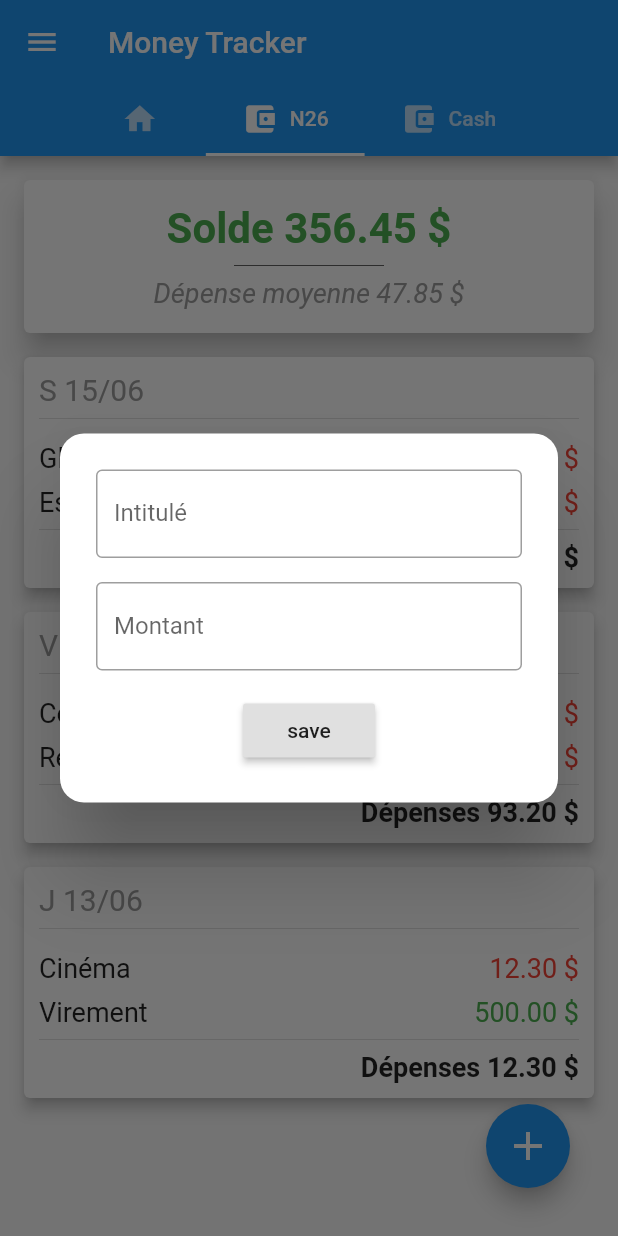
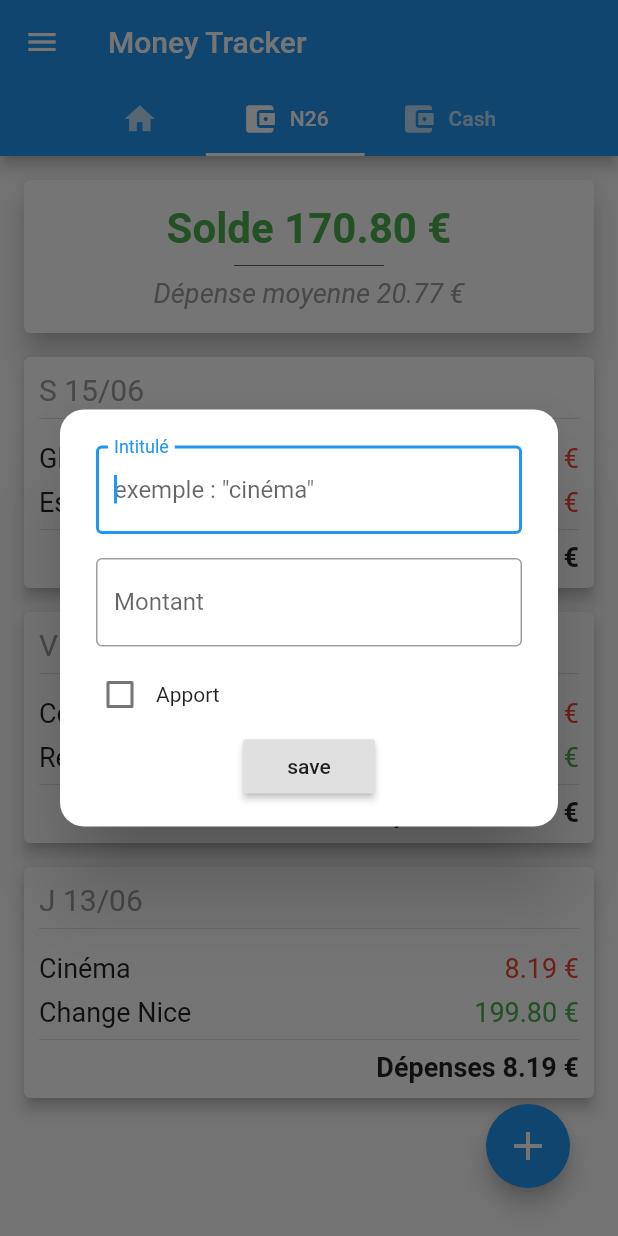
Before and after one commit to AlexBolot/MoneyTracker, a Flutter app: the screen it shows after launch, tab 2 chosen, after a tap on the "add" icon, on a phone screen of 412 x 824 dp. Run offline on Flutter 3.47's test engine with Material 2 defaults, Android fonts, the phone set to English and light mode, and no system bars.

Commit message:
Fixing register of new Entries :)

```diff
--- a/lib/main.dart
+++ b/lib/main.dart
@@ -1,5 +1,8 @@
 import 'package:flutter/material.dart';
+import 'package:money_tracker/model/day_entry.dart';
+import 'package:money_tracker/model/entry.dart';
 import 'package:money_tracker/model/static_currency.dart';
+import 'package:money_tracker/model/wallet.dart';
 import 'package:money_tracker/views/global_view.dart';
 import 'package:money_tracker/views/splash_screen.dart';
 import 'package:money_tracker/views/currency_setting_view.dart';
@@ -37,3 +40,48 @@ String toFirstUpper(String string) {
 }
 
 double sum(double a, double b) => a + b;
+
+List<Wallet> wallets = [
+  Wallet(
+    name: 'N26',
+    iconData: Icons.account_balance_wallet,
+    isSecondaryCurrency: true,
+    hasBalance: false,
+    start: DateTime.now(),
+    dayEntries: [
+      DayEntry(dateTime: DateTime.now(), entries: [
+        Entry(name: 'Glaces', amount: 2.3),
+        Entry(name: 'Escence', amount: 35.75),
+      ]),
+      DayEntry(dateTime: DateTime.now().add(Duration(days: -1)), entries: [
+        Entry(name: 'Courses', amount: 43.2),
+        Entry(name: 'Retrait', amount: 50, isIncome: true),
+      ]),
+      DayEntry(dateTime: DateTime.now().add(Duration(days: -2)), entries: [
+        Entry(name: 'Cinéma', amount: 12.3),
+        Entry(name: 'Change Nice', amount: 300, isIncome: true),
+      ]),
+    ],
+  ),
+  Wallet(
+    name: 'Cash',
+    iconData: Icons.account_balance_wallet,
+    isSecondaryCurrency: false,
+    hasBalance: true,
+    start: DateTime.now(),
+    dayEntries: [
+      DayEntry(dateTime: DateTime.now().add(Duration(days: -1)), entries: [
+        Entry(name: 'Glaces', amount: 2.3),
+        Entry(name: 'Escence', amount: 35.75),
+      ]),
+      DayEntry(dateTime: DateTime.now().add(Duration(days: -2)), entries: [
+        Entry(name: 'Courses', amount: 43.2),
+        Entry(name: 'Retrait', amount: 50),
+      ]),
+      DayEntry(dateTime: DateTime.now().add(Duration(days: -3)), entries: [
+        Entry(name: 'Cinéma', amount: 12.3),
+        Entry(name: 'Virement', amount: 500, isIncome: true),
+      ]),
+    ],
+  ),
+];
--- a/lib/model/day_entry.dart
+++ b/lib/model/day_entry.dart
@@ -6,7 +6,10 @@ class DayEntry extends Comparable<DayEntry> {
   DateTime dateTime;
 
   double get totalSpent {
-    return entries.where((entry) => entry.isSpending).map((entry) => entry.amount).reduce(sum);
+    List<Entry> spendings = entries.where((entry) => entry.isSpending).toList();
+
+    if(spendings.isEmpty) return 0;
+    return spendings.map((entry) => entry.amount).reduce(sum);
   }
 
   double get totalIncome {
@@ -25,4 +28,11 @@ class DayEntry extends Comparable<DayEntry> {
 
   @override
   int compareTo(DayEntry other) => -dateTime.compareTo(other.dateTime);
+
+  @override
+  String toString() {
+    return '$dateTime';
+  }
+
+
 }
--- a/lib/model/entry.dart
+++ b/lib/model/entry.dart
@@ -14,4 +14,10 @@ class Entry {
     this.factor = isIncome ? 1 : -1;
     this.dateTime ??= DateTime.now();
   }
+
+  @override
+  String toString() {
+    return 'Entry{name: $name, amount: $amount}';
+  }
+
 }
--- a/lib/model/wallet.dart
+++ b/lib/model/wallet.dart
@@ -30,7 +30,9 @@ class Wallet {
     if (dayEntries.first.isToday)
       dayEntries.first.entries.add(entry);
     else
-      dayEntries.insert(0, DayEntry(dateTime: DateTime.now(), entries: [entry]));
+      dayEntries.add(DayEntry(dateTime: DateTime.now(), entries: [entry]));
+
+    dayEntries.sort();
   }
 
   double averageSpending() {
--- a/lib/views/global_view.dart
+++ b/lib/views/global_view.dart
@@ -1,4 +1,5 @@
 import 'package:flutter/material.dart';
+import 'package:money_tracker/main.dart';
 import 'package:money_tracker/model/day_entry.dart';
 import 'package:money_tracker/model/entry.dart';
 import 'package:money_tracker/model/wallet.dart';
@@ -20,51 +21,6 @@ class GlobalView extends StatefulWidget {
 
 class _GlobalViewState extends State<GlobalView> with SingleTickerProviderStateMixin {
   TabController tabController;
-
-  List<Wallet> wallets = [
-    Wallet(
-      name: 'N26',
-      iconData: Icons.account_balance_wallet,
-      isSecondaryCurrency: false,
-      hasBalance: true,
-      start: DateTime.now(),
-      dayEntries: [
-        DayEntry(dateTime: DateTime.now(), entries: [
-          Entry(name: 'Glaces', amount: 2.3),
-          Entry(name: 'Escence', amount: 35.75),
-        ]),
-        DayEntry(dateTime: DateTime.now().add(Duration(days: -1)), entries: [
-          Entry(name: 'Courses', amount: 43.2),
-          Entry(name: 'Retrait', amount: 50),
-        ]),
-        DayEntry(dateTime: DateTime.now().add(Duration(days: -2)), entries: [
-          Entry(name: 'Cinéma', amount: 12.3),
-          Entry(name: 'Virement', amount: 500, isIncome: true),
-        ]),
-      ],
-    ),
-    Wallet(
-      name: 'Cash',
-      iconData: Icons.account_balance_wallet,
-      isSecondaryCurrency: true,
-      hasBalance: false,
-      start: DateTime.now(),
-      dayEntries: [
-        DayEntry(dateTime: DateTime.now(), entries: [
-          Entry(name: 'Glaces', amount: 2.3),
-          Entry(name: 'Escence', amount: 35.75),
-        ]),
-        DayEntry(dateTime: DateTime.now().add(Duration(days: -1)), entries: [
-          Entry(name: 'Courses', amount: 43.2),
-          Entry(name: 'Retrait', amount: 50, isIncome: true),
-        ]),
-        DayEntry(dateTime: DateTime.now().add(Duration(days: -2)), entries: [
-          Entry(name: 'Cinéma', amount: 12.3),
-          Entry(name: 'Change Nice', amount: 300, isIncome: true),
-        ]),
-      ],
-    ),
-  ];
 
   @override
   void initState() {
--- a/lib/views/wallet_view.dart
+++ b/lib/views/wallet_view.dart
@@ -1,8 +1,8 @@
 import 'package:flutter/material.dart';
-import 'package:money_tracker/main.dart';
-import 'package:money_tracker/model/static_currency.dart';
+import 'package:money_tracker/model/entry.dart';
 import 'package:money_tracker/model/day_entry.dart';
 import 'package:money_tracker/model/wallet.dart';
+import 'package:money_tracker/widgets/add_entry_dialogue.dart';
 import 'package:money_tracker/widgets/day_card.dart';
 import 'package:money_tracker/widgets/money_text.dart';
 
@@ -23,73 +23,29 @@ class _WalletViewState extends State<WalletView> {
 
   @override
   void initState() {
-    entries = widget.wallet.dayEntries;
     isSecondary = widget.wallet.isSecondaryCurrency;
-
     super.initState();
   }
 
   @override
   Widget build(BuildContext context) {
+    entries = widget.wallet.dayEntries;
+
     return Stack(
       alignment: Alignment(1, 1),
       children: <Widget>[
         Container(
-          child: ListView(
-            children: buildItems(),
-          ),
+          child: ListView(children: buildItems()),
         ),
         Padding(
           padding: const EdgeInsets.all(32.0),
           child: FloatingActionButton(
             tooltip: "Ajouter un mouvement",
             child: Icon(Icons.add, size: 32),
-            onPressed: () {
-              showDialog(
-                context: context,
-                builder: (context) {
-                  return Dialog(
-                    shape: RoundedRectangleBorder(borderRadius: BorderRadius.circular(16)),
-                    child: Padding(
-                      padding: const EdgeInsets.all(16.0),
-                      child: Column(
-                        mainAxisSize: MainAxisSize.min,
-                        children: <Widget>[
-                          Padding(
-                            padding: const EdgeInsets.all(8.0),
-                            child: TextField(
-                              decoration: InputDecoration(
-                                labelText: 'Intitulé',
-                                border: OutlineInputBorder(),
-                                hintText: 'exemple : "cinéma"',
-                              ),
-                            ),
-                          ),
-                          Padding(
-                            padding: const EdgeInsets.all(8.0),
-                            child: TextField(
-                              decoration: InputDecoration(
-                                labelText: 'Montant',
-                                border: OutlineInputBorder(),
-                                hintText: 'exemple : "3.25"',
-                              ),
-                            ),
-                          ),
-                          Padding(
-                            padding: const EdgeInsets.all(8.0),
-                            child: RaisedButton(
-                              child: Text('save'),
-                              onPressed: () {
-                                Navigator.of(context).pop();
-                              },
-                            ),
-                          ),
-                        ],
-                      ),
-                    ),
-                  );
-                },
-              );
+            onPressed: () async {
+              Entry res = await showDialog(context: context, builder: (context) => AddEntryDialogue());
+              widget.wallet.addEntry(res);
+              setState(() {});
             },
           ),
         ),
@@ -108,6 +64,8 @@ class _WalletViewState extends State<WalletView> {
         isSecondary: isSecondary,
       ));
     }
+
+    items.add(Container(height: 110));
 
     return items;
   }
--- /dev/null
+++ b/lib/widgets/add_entry_dialogue.dart
@@ -0,0 +1,78 @@
+import 'package:flutter/material.dart';
+import 'package:money_tracker/model/entry.dart';
+
+class AddEntryDialogue extends StatefulWidget {
+  @override
+  _AddEntryDialogueState createState() => _AddEntryDialogueState();
+}
+
+class _AddEntryDialogueState extends State<AddEntryDialogue> {
+  TextEditingController nameController = TextEditingController();
+  TextEditingController amountController = TextEditingController();
+  bool isIncome = false;
+
+  FocusNode amountNode = new FocusNode();
+
+  @override
+  Widget build(BuildContext context) {
+    return Dialog(
+      shape: RoundedRectangleBorder(borderRadius: BorderRadius.circular(16)),
+      child: Padding(
+        padding: const EdgeInsets.all(16.0),
+        child: Column(
+          mainAxisSize: MainAxisSize.min,
+          children: <Widget>[
+            Padding(
+              padding: const EdgeInsets.all(8.0),
+              child: TextField(
+                autofocus: true,
+                controller: nameController,
+                textCapitalization: TextCapitalization.sentences,
+                onSubmitted: (_) => FocusScope.of(context).requestFocus(amountNode),
+                decoration: InputDecoration(
+                  labelText: 'Intitulé',
+                  border: OutlineInputBorder(),
+                  hintText: 'exemple : "cinéma"',
+                ),
+              ),
+            ),
+            Padding(
+              padding: const EdgeInsets.all(8.0),
+              child: TextField(
+                focusNode: amountNode,
+                keyboardType: TextInputType.numberWithOptions(decimal: true, signed: true),
+                controller: amountController,
+                decoration: InputDecoration(
+                  labelText: 'Montant',
+                  border: OutlineInputBorder(),
+                  hintText: 'exemple : "3.25"',
+                ),
+              ),
+            ),
+            Row(
+              children: <Widget>[
+                Checkbox(value: isIncome, onChanged: (bool value) => setState(() => this.isIncome = value)),
+                Text("Apport"),
+              ],
+            ),
+            RaisedButton(
+              child: Text('save'),
+              onPressed: () {
+                double amount = double.parse(amountController.text.trim().replaceAll(",", "."));
+                String name = nameController.text.trim();
+
+                Navigator.of(context).pop(
+                  Entry(
+                    amount: amount,
+                    name: name,
+                    isIncome: isIncome,
+                  ),
+                );
+              },
+            ),
+          ],
+        ),
+      ),
+    );
+  }
+}
--- a/lib/widgets/day_card.dart
+++ b/lib/widgets/day_card.dart
@@ -22,13 +22,13 @@ class _DayCardState extends State<DayCard> {
   @override
   void initState() {
     super.initState();
-
-    dateTime = widget.dayEntry.dateTime;
-    entryList = widget.dayEntry.entries;
   }
 
   @override
   Widget build(BuildContext context) {
+    dateTime = widget.dayEntry.dateTime;
+    entryList = widget.dayEntry.entries;
+
     return Card(
       elevation: 4,
       margin: EdgeInsets.only(left: 16, right: 16, top: 16),
```
